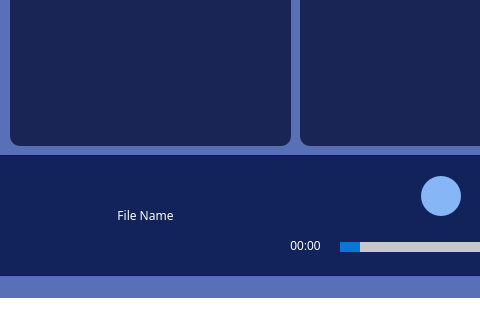
Old version of the form forms/mainwindow.ui in the repository whatdislol/Symmo; both pictures show x 0 to 480 and y 315 to 635 of the 1150 by 635 pixel window.
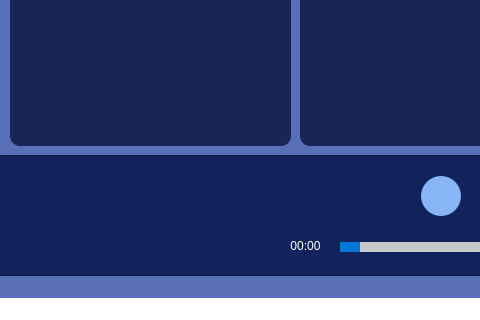
New version of the form.

Commit message: Set initial song name to blank

What changed in the file:
```diff
--- a/forms/mainwindow.ui
+++ b/forms/mainwindow.ui
@@ -362,7 +362,7 @@
       <string notr="true">color: rgb(255,255,255);</string>
      </property>
      <property name="text">
-      <string>File Name</string>
+      <string/>
      </property>
      <property name="alignment">
       <set>Qt::AlignCenter</set>
```
